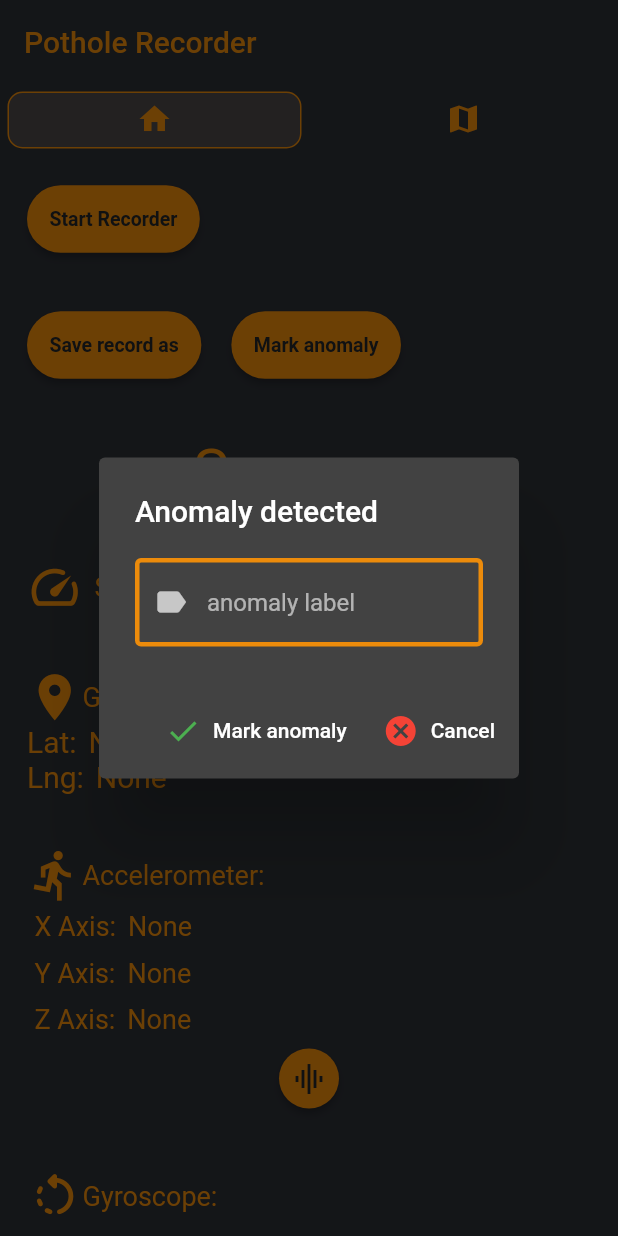
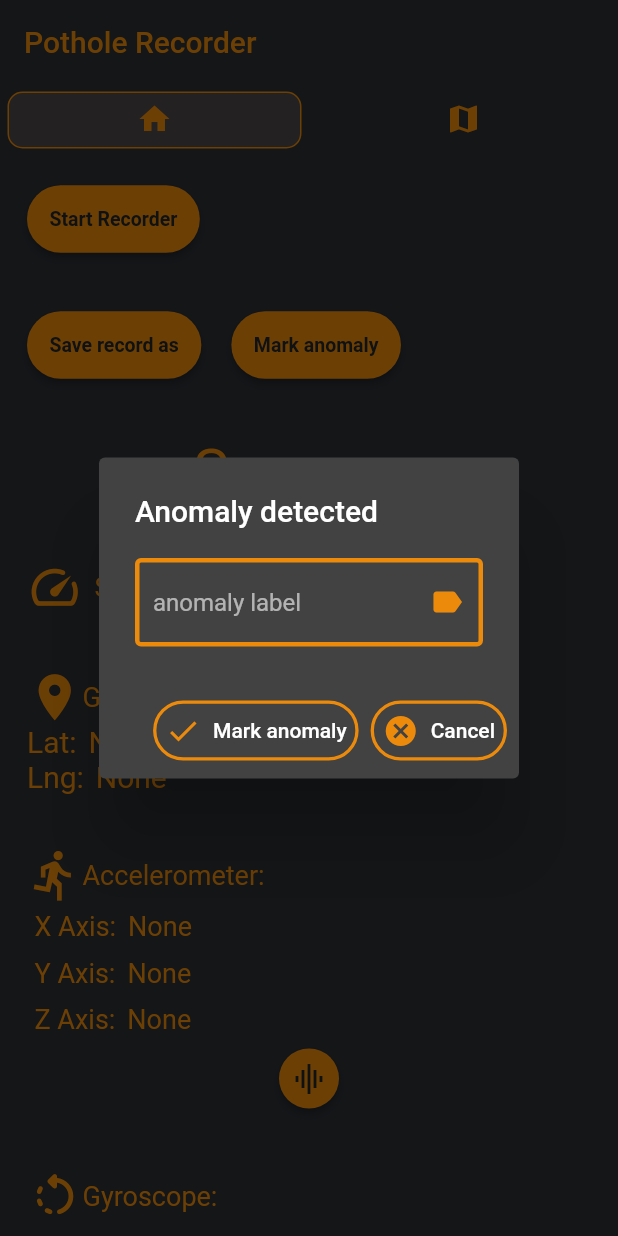
Before and after one commit to dav1ddq0/PA-Deteccion-de-Baches, a Flutter app: the screen it shows after launch, after a tap on "Mark anomaly", on a phone screen of 412 x 824 dp. Run offline on Flutter 3.47's test engine with Material 2 defaults, Android fonts, the phone set to English and light mode, and no system bars; our stand-ins replace device_info_plus, file_picker, flutter_map, geolocator, latlong2, permission_handler and 2 more; Roboto replaces fonts that are missing (Poppins).

```diff
--- a/lib/src/pages/mark_anomaly_widget.dart
+++ b/lib/src/pages/mark_anomaly_widget.dart
@@ -34,8 +34,9 @@ class _MarkAnomalyState extends State<MarkAnomaly> {
 
   Widget cancelAButton() {
     return TextButton.icon(
+        style: PotholeStyle.actionButtonDialogStyle,
         label: const Text("Cancel", style: TextStyle(color: Colors.white)),
-        icon: const Icon(Icons.cancel, color: Colors.red),
+        icon: const Icon(Icons.cancel, color: PotholeColor.primary),
         onPressed: () {
           Navigator.pop(context);
         });
@@ -55,7 +56,8 @@ class _MarkAnomalyState extends State<MarkAnomaly> {
 
   Widget markAButton() {
     return TextButton.icon(
-      icon: const Icon(Icons.check, color: Colors.green),
+      style:PotholeStyle.actionButtonDialogStyle,
+      icon: const Icon(Icons.check, color: PotholeColor.primary),
       label: const Text("Mark anomaly", style: TextStyle(color: Colors.white)),
       onPressed: () {
         String filename = fileNameController.text;
@@ -85,7 +87,8 @@ class _MarkAnomalyState extends State<MarkAnomaly> {
         decoration: const InputDecoration(
             border: OutlineInputBorder(),
             hintText: 'anomaly label',
-            prefixIcon: Icon(Icons.label)),
+            focusedBorder: OutlineInputBorder(borderSide: BorderSide(width: 3, color: PotholeColor.primary)),
+            suffixIcon: Icon(Icons.label, color: PotholeColor.primary,)),
         validator: (value) {
           if (value == null || value.isEmpty) {
             return 'Please enter a label name for the anomaly detected';
--- a/lib/src/pages/save_data_widget.dart
+++ b/lib/src/pages/save_data_widget.dart
@@ -107,7 +107,7 @@ class _SaveDataDialogState extends State<SaveDataDialog> {
     return AlertDialog(
       title: const Text(
         'Save record',
-        style: TextStyle(color: PotholeColor.primary)
+        style: TextStyle(color: Colors.white)
       ),
       backgroundColor: PotholeColor.darkText,
       content: TextFormField(
@@ -121,7 +121,7 @@ class _SaveDataDialogState extends State<SaveDataDialog> {
           // enabledBorder: OutlineInputBorder(borderSide: BorderSide(width: 3, color: PotholeColor.primary)),
           focusedBorder: OutlineInputBorder(borderSide: BorderSide(width: 3, color: PotholeColor.primary)),
           hintText: 'Choose a name for this record',
-          hintStyle: TextStyle(color: Colors.white, fontSize: 10),
+          hintStyle: TextStyle(fontSize: 12),
           suffixIcon: Icon(Icons.file_copy,color: PotholeColor.primary)
         ),
         style: TextStyle(color: Colors.white),
--- a/lib/src/utils/storage_utils.dart
+++ b/lib/src/utils/storage_utils.dart
@@ -50,14 +50,14 @@ Future<PlatformFile?> pickFile() async {
   }
 }
 
-Future<List<Map>> loadMarks() async {
+Future<List<dynamic>> loadMarks() async {
   PlatformFile? file = await pickFile();
 
   if (file != null) {
     File jsonMarks = File(file.path as String);
     if (jsonMarks.existsSync()) {
-      List<Map<dynamic,dynamic>> jsonFileContent =
-          json.decode(jsonMarks.readAsStringSync());
+      List<dynamic> jsonFileContent =
+          json.decode(jsonMarks.readAsStringSync())['marks'] ;
       return jsonFileContent;
     }
     else{
```
Also changed, not shown: lib/src/pages/map.dart (+8 -7 lines).
